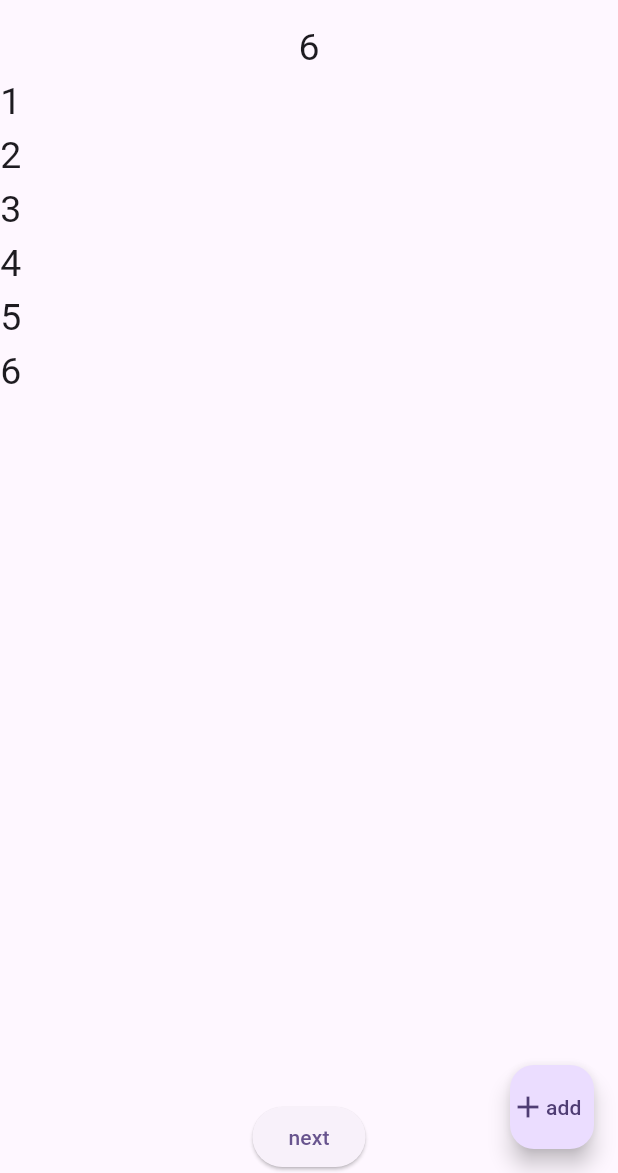
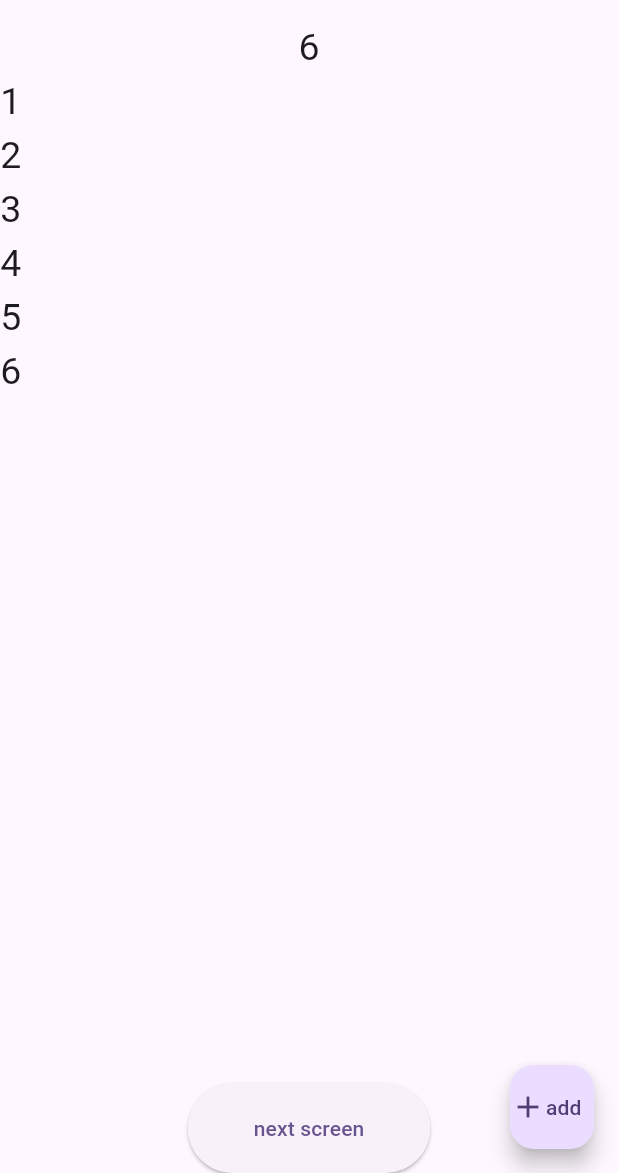
Before and after one commit to Danushan99/daily_flutter, a Flutter app: the screen it shows after launch, on a phone screen of 412 x 824 dp, the part 63-1236 px from its top. Run offline on Flutter 3.47's test engine with Material 3 defaults, Android fonts, the phone set to English and light mode, and no system bars.

Commit message:
comleted provide state management

```diff
--- a/lib/nextScreen.dart
+++ b/lib/nextScreen.dart
@@ -19,7 +19,8 @@ class Nextscreen extends StatefulWidget {
 class _NextscreenState extends State<Nextscreen> {
   @override
   Widget build(BuildContext context) {
-    return Scaffold(
+    return Consumer<NumberListProvider>(
+        builder: (context, numberProviderModel, child) => Scaffold(
               floatingActionButton: FloatingActionButton(
                 onPressed: () {},
                 child: const Row(
@@ -56,6 +57,6 @@ class _NextscreenState extends State<Nextscreen> {
                   ),
                 ),
               ),
-    );
+            ));
   }
 }
--- a/lib/number_list_provider.dart
+++ b/lib/number_list_provider.dart
@@ -6,5 +6,6 @@ class NumberListProvider extends ChangeNotifier {
   void addNum() {
     int last = numbers.last;
     numbers.add(last + 1);
+    notifyListeners();
   }
 }
--- a/lib/provider.dart
+++ b/lib/provider.dart
@@ -13,9 +13,12 @@ class ProviderHome extends StatefulWidget {
 class _ProviderHomeState extends State<ProviderHome> {
   @override
   Widget build(BuildContext context) {
-    return Scaffold(
+    return Consumer<NumberListProvider>(
+        builder: (context, numberProviderModel, child) => Scaffold(
               floatingActionButton: FloatingActionButton(
-        onPressed: () {},
+                onPressed: () {
+                  numberProviderModel.addNum();
+                },
                 child: const Row(
                   children: [
                     Icon(Icons.add),
@@ -27,7 +30,8 @@ class _ProviderHomeState extends State<ProviderHome> {
                 title: const Text("Provider App"),
               ),
               body: Consumer<NumberListProvider>(
-        builder: (context, numbersListerProviderModel, child) => SizedBox(
+                builder: (context, numbersListerProviderModel, child) =>
+                    SizedBox(
                   child: Column(
                     children: [
                       Text(numbersListerProviderModel.numbers.last.toString(),
@@ -38,7 +42,8 @@ class _ProviderHomeState extends State<ProviderHome> {
                           itemCount: numbersListerProviderModel.numbers.length,
                           itemBuilder: (context, index) {
                             return Text(
-                      numbersListerProviderModel.numbers[index].toString(),
+                              numbersListerProviderModel.numbers[index]
+                                  .toString(),
                               style: TextStyle(fontSize: 25),
                             );
                           },
@@ -46,14 +51,17 @@ class _ProviderHomeState extends State<ProviderHome> {
                       ),
                       ElevatedButton(
                           onPressed: () {
-                    Navigator.of(context).push(
-                        MaterialPageRoute(builder: (context) => const Nextscreen()));
+                            Navigator.of(context).push(MaterialPageRoute(
+                                builder: (context) => const Nextscreen()));
                           },
-                  child: Text("next")),
+                          child: Padding(
+                            padding: const EdgeInsets.all(20.0),
+                            child: Text("next screen"),
+                          )),
                     ],
                   ),
                 ),
               ),
-    );
+            ));
   }
 }
```
Lines whose indentation alone changed are shown as unchanged.
